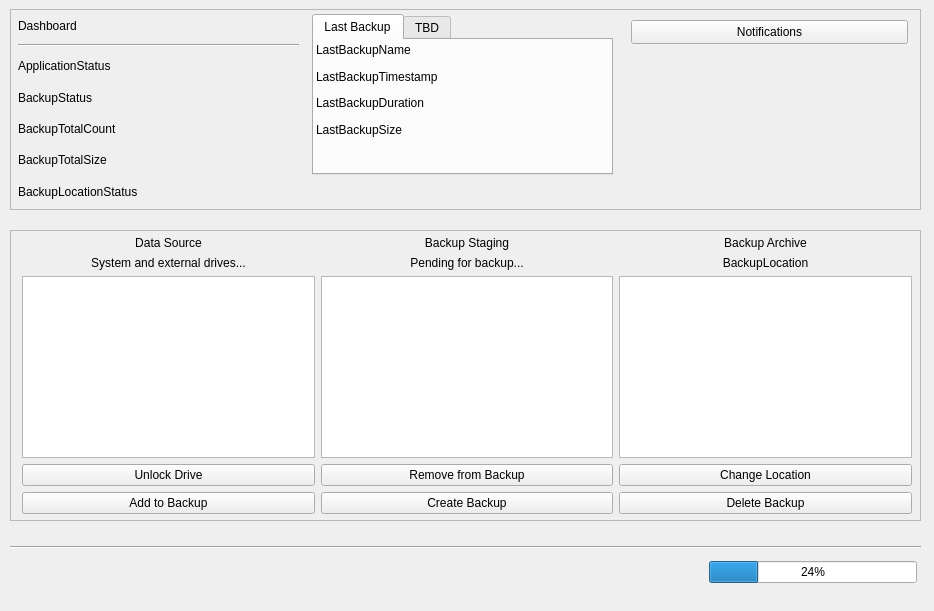
shawn-sss/backtrack, file ui/mainwindow/mainwindow.ui: the form before one commit.
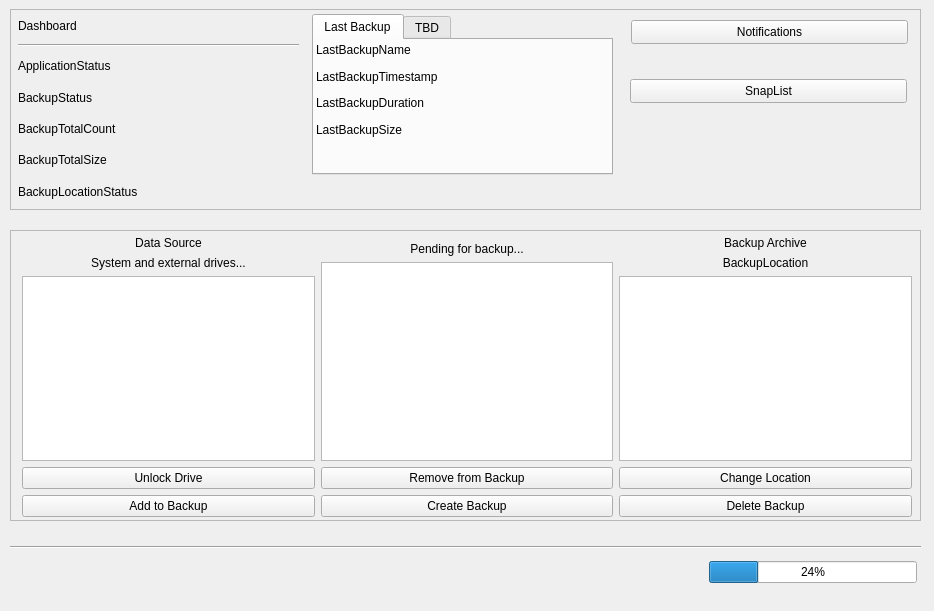
The form after the commit.

The edit to the form file:
```diff
--- a/ui/mainwindow/mainwindow.ui
+++ b/ui/mainwindow/mainwindow.ui
@@ -35,7 +35,7 @@
        <x>12</x>
        <y>6</y>
        <width>890</width>
-       <height>278</height>
+       <height>281</height>
       </rect>
      </property>
      <layout class="QHBoxLayout" name="BackupViewLayout">
@@ -89,15 +89,8 @@
       </item>
       <item>
        <layout class="QVBoxLayout" name="StagingLayout">
-        <item>
-         <widget class="QLabel" name="StagingListTitleLabel">
-          <property name="text">
-           <string>Backup Staging</string>
-          </property>
-          <property name="alignment">
-           <set>Qt::AlignmentFlag::AlignCenter</set>
-          </property>
-         </widget>
+        <item alignment="Qt::AlignmentFlag::AlignHCenter">
+         <widget class="QWidget" name="StagingListTitleContainer" native="true"/>
         </item>
         <item>
          <widget class="QLabel" name="StagingListLabel">
@@ -385,6 +378,19 @@
       </widget>
      </widget>
     </widget>
+    <widget class="QPushButton" name="SnapListButton">
+     <property name="geometry">
+      <rect>
+       <x>620</x>
+       <y>70</y>
+       <width>277</width>
+       <height>24</height>
+      </rect>
+     </property>
+     <property name="text">
+      <string>SnapList</string>
+     </property>
+    </widget>
    </widget>
    <zorder>DashboardContainer</zorder>
    <zorder>BackupViewContainer</zorder>
```
